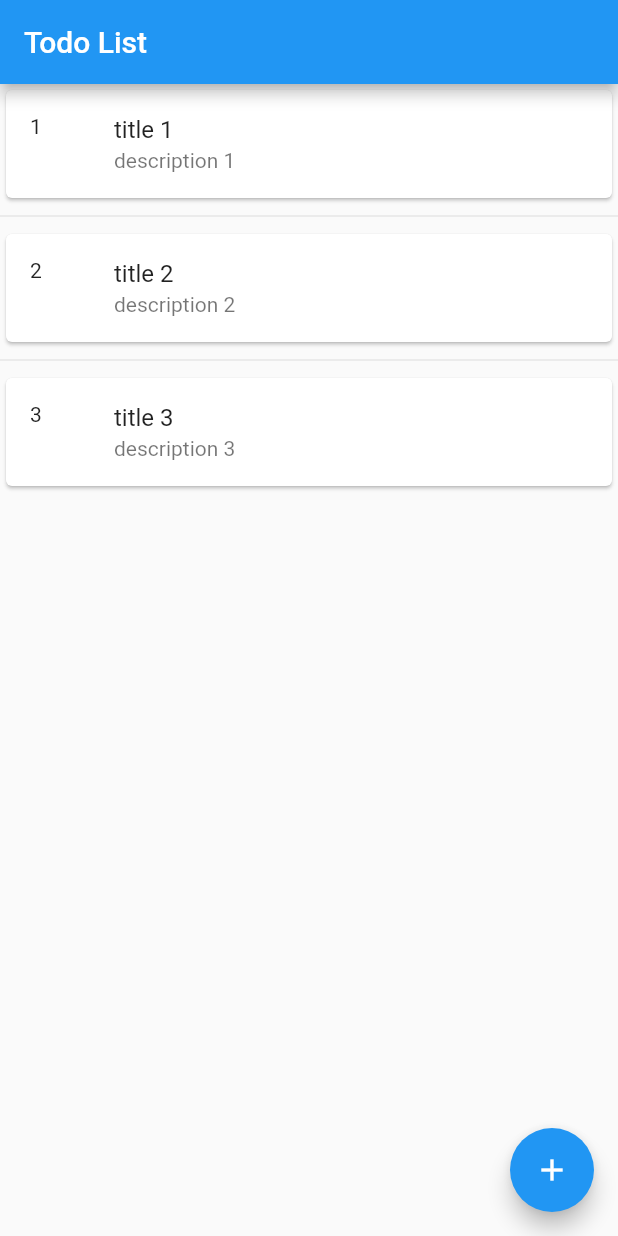
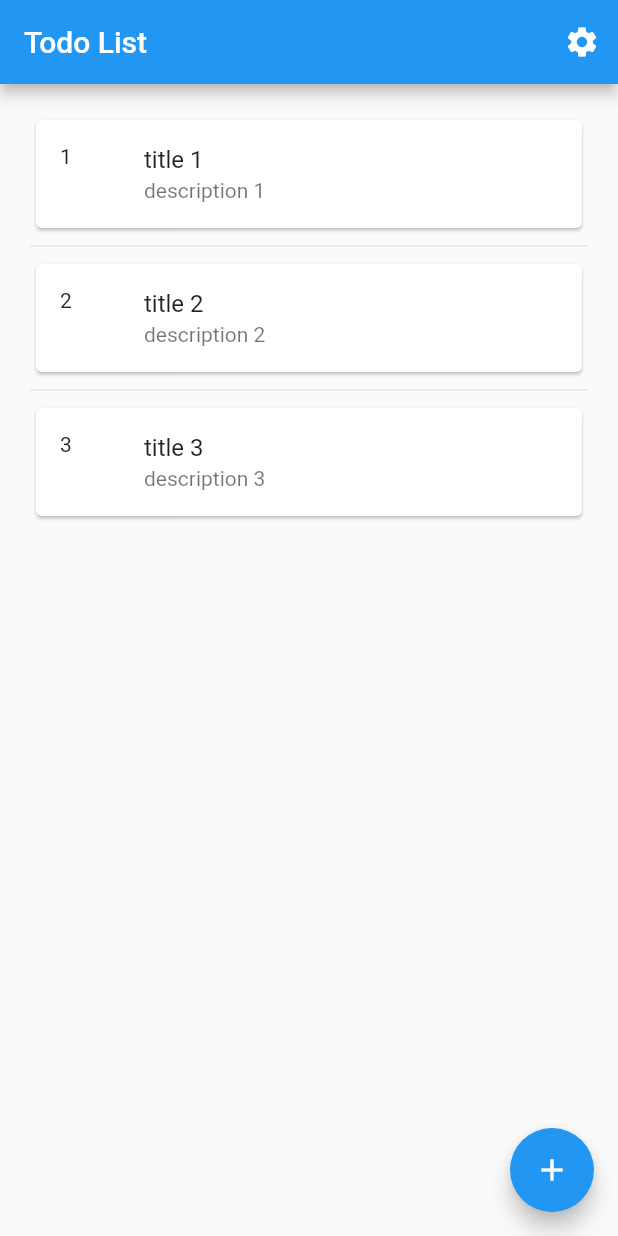
Before and after one commit to sarakisar97/todos_app, a Flutter app: the screen it shows after launch, on a phone screen of 412 x 824 dp. Run offline on Flutter 3.47's test engine with Material 2 defaults, Android fonts, the phone set to English and light mode, and no system bars; our stand-ins replace bloc, flutter_bloc.

Commit message:
New features added

```diff
--- /dev/null
+++ b/lib/app.dart
@@ -0,0 +1,30 @@
+import 'package:flutter/material.dart';
+import 'package:flutter_bloc/flutter_bloc.dart';
+import 'package:todos_app/blocs/app_settings_cubit.dart';
+import 'package:todos_app/models/AppSettings.dart';
+import 'package:todos_app/views/my_home_page.dart';
+
+import 'blocs/todos_cubit.dart';
+
+class App extends StatelessWidget {
+  const App({super.key});
+
+  @override
+  Widget build(BuildContext context) {
+    return BlocBuilder<AppSettingsCubit, AppSettings>(
+      builder: (context, state) {
+        return MaterialApp(
+          title: 'Todo App',
+          theme: ThemeData(
+            primarySwatch: Colors.blue,
+            useMaterial3: state.useMaterial3,
+            brightness: state.themeBrightness
+          ),
+          home: BlocProvider(
+              create: (_) => TodosCubit(),
+              child: const MyHomePage()),
+        );
+      }
+    );
+  }
+}
--- /dev/null
+++ b/lib/blocs/app_settings_cubit.dart
@@ -0,0 +1,16 @@
+import 'dart:ui';
+
+import 'package:bloc/bloc.dart';
+import 'package:todos_app/models/AppSettings.dart';
+
+class AppSettingsCubit extends Cubit<AppSettings>{
+  AppSettingsCubit() : super(const AppSettings(false, Brightness.light));
+
+  void changeMaterial3Usage(bool useMaterial3){
+    emit(state.copyWith(useMaterial3: useMaterial3));
+  }
+
+  void changeThemeBrightness(Brightness themeBrightness){
+    emit(state.copyWith(themeBrightness: themeBrightness));
+  }
+}
--- a/lib/main.dart
+++ b/lib/main.dart
@@ -1,76 +1,11 @@
 import 'package:flutter/material.dart';
 import 'package:flutter_bloc/flutter_bloc.dart';
-import 'package:todos_app/todo.dart';
-import 'package:todos_app/todos_cubit.dart';
+import 'package:todos_app/blocs/app_settings_cubit.dart';
+
+import 'app.dart';
+import 'app_bloc_observer.dart';
 
 void main() {
-  runApp(const MyApp());
+  Bloc.observer = AppBlocObserver();
+  runApp(BlocProvider(create: (_) => AppSettingsCubit(), child: const App()));
 }
-
-class MyApp extends StatelessWidget {
-  const MyApp({super.key});
-
-  @override
-  Widget build(BuildContext context) {
-    return MaterialApp(
-      title: 'Todo App',
-      theme: ThemeData(
-        primarySwatch: Colors.blue,
-      ),
-      home: BlocProvider(
-          create: (_) => TodosCubit(),
-          child: const MyHomePage()),
-    );
-  }
-}
-
-class MyHomePage extends StatelessWidget {
-  const MyHomePage({super.key});
-
-  @override
-  Widget build(BuildContext context) {
-    return Scaffold(
-      appBar: AppBar(
-        title: const Text('Todo List'),
-      ),
-      body: BlocConsumer<TodosCubit, List<Todo>>(
-        listener: (BuildContext context, state) {
-          if(state.length == 5){
-            showDialog(
-                context: context,
-                builder: (context){
-                  return AlertDialog(
-                    title: const Text('Todos Alert'),
-                    content: const Text('Todos count = 5'),
-                    actions: [
-                      TextButton(onPressed: () => Navigator.pop(context), child: const Text('OK'))
-                    ],
-                  );
-                }
-            );
-          }
-        },
-        builder: (BuildContext context, state) {
-          return ListView.separated(
-              itemBuilder: (context, index){
-                return Card(
-                  child: ListTile(
-                    leading: Text(state[index].id.toString()),
-                    title: Text(state[index].title),
-                    subtitle: Text(state[index].description),
-                  ),
-                );
-              },
-              separatorBuilder: (context, index) => const Divider(),
-              itemCount: state.length
-          );
-        },
-      ),
-      floatingActionButton: FloatingActionButton(
-        onPressed: () => context.read<TodosCubit>().addTodo(const Todo(4, 'title 4', 'description 4')),
-        tooltip: 'Add',
-        child: const Icon(Icons.add),
-      ),
-    );
-  }
-}
--- /dev/null
+++ b/lib/models/AppSettings.dart
@@ -0,0 +1,12 @@
+import 'dart:ui';
+
+class AppSettings{
+  final bool useMaterial3;
+  final Brightness themeBrightness;
+
+  const AppSettings(this.useMaterial3, this.themeBrightness);
+
+  AppSettings copyWith({bool? useMaterial3, Brightness? themeBrightness}){
+    return AppSettings(useMaterial3 ?? this.useMaterial3, themeBrightness ?? this.themeBrightness);
+  }
+}
--- /dev/null
+++ b/lib/views/my_home_page.dart
@@ -0,0 +1,69 @@
+import 'package:flutter/material.dart';
+import 'package:flutter_bloc/flutter_bloc.dart';
+import 'package:todos_app/views/app_settings_page.dart';
+
+import '../blocs/todos_cubit.dart';
+import '../models/todo.dart';
+
+class MyHomePage extends StatelessWidget {
+  const MyHomePage({super.key});
+
+  @override
+  Widget build(BuildContext context) {
+    return Scaffold(
+      appBar: AppBar(
+        title: const Text('Todo List'),
+        actions: [
+          IconButton(onPressed: () => Navigator.push(context, MaterialPageRoute(builder: (_) => const AppSettingsPage())), icon: const Icon(Icons.settings))
+        ],
+      ),
+      body: Padding(
+        padding: const EdgeInsets.all(20.0),
+        child: BlocConsumer<TodosCubit, List<Todo>>(
+          listener: (BuildContext context, state) {
+            if(state.length == 5){
+              showDialog(
+                  context: context,
+                  builder: (context){
+                    return AlertDialog(
+                      title: const Text('Todos Alert'),
+                      content: const Text('Todos count = 5'),
+                      actions: [
+                        TextButton(onPressed: () => Navigator.pop(context), child: const Text('OK'))
+                      ],
+                    );
+                  }
+              );
+            }
+          },
+          builder: (BuildContext context, state) {
+            return ListView.separated(
+                itemBuilder: (context, index){
+                  return Dismissible(
+                    key: UniqueKey(),
+                    onDismissed: (DismissDirection direction){
+                      context.read<TodosCubit>().deleteTodo(state[index].id);
+                    },
+                    child: Card(
+                      child: ListTile(
+                        leading: Text(state[index].id.toString()),
+                        title: Text(state[index].title),
+                        subtitle: Text(state[index].description),
+                      ),
+                    ),
+                  );
+                },
+                separatorBuilder: (context, index) => const Divider(),
+                itemCount: state.length
+            );
+          },
+        ),
+      ),
+      floatingActionButton: FloatingActionButton(
+        onPressed: () => context.read<TodosCubit>().addTodo(const Todo(4, 'title 4', 'description 4')),
+        tooltip: 'Add',
+        child: const Icon(Icons.add),
+      ),
+    );
+  }
+}
```
Also changed, not shown: lib/app_bloc_observer.dart (added, +36 -0 lines), lib/blocs/todos_cubit.dart (renamed from lib/todos_cubit.dart, +6 -1 lines), lib/views/app_settings_page.dart (added, +48 -0 lines), lib/models/todo.dart (renamed from lib/todo.dart), 1 other file.
